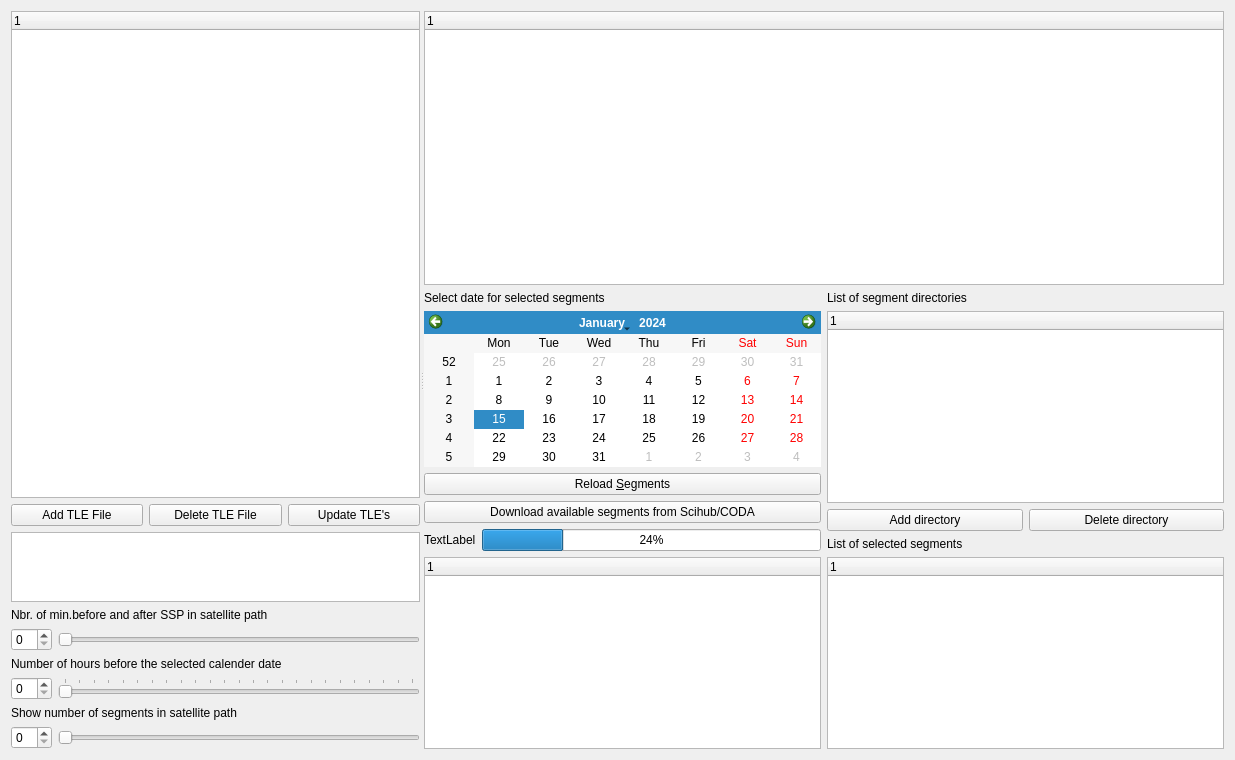
hvanruys/EUMETCastView, file core/formephem.ui: the form before one commit.
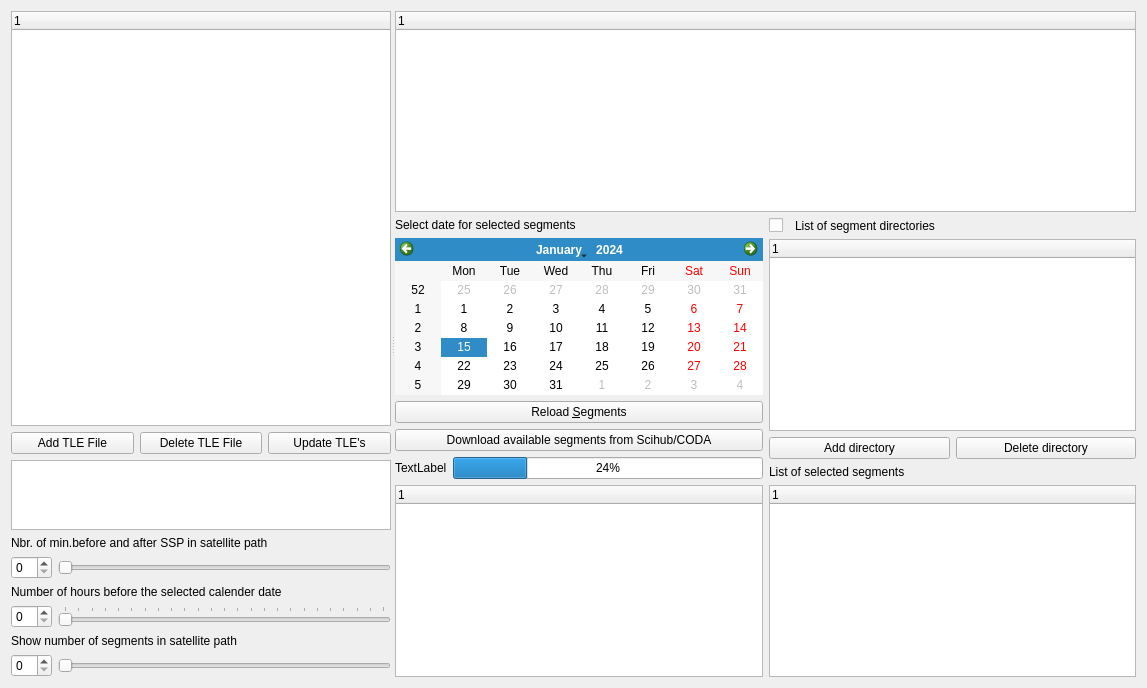
The form after the commit.

```diff
--- a/core/formephem.ui
+++ b/core/formephem.ui
@@ -6,14 +6,14 @@
    <rect>
     <x>0</x>
     <y>0</y>
-    <width>1235</width>
-    <height>760</height>
+    <width>1147</width>
+    <height>688</height>
    </rect>
   </property>
   <property name="windowTitle">
    <string>Form</string>
   </property>
-  <layout class="QHBoxLayout" name="horizontalLayout_8">
+  <layout class="QHBoxLayout" name="horizontalLayout_9">
    <item>
     <widget class="QSplitter" name="splitter">
      <property name="frameShadow">
@@ -184,6 +184,12 @@
       <layout class="QVBoxLayout" name="verticalLayout_2">
        <item>
         <widget class="QTreeWidget" name="satlisttreewidget">
+         <property name="maximumSize">
+          <size>
+           <width>16777215</width>
+           <height>300</height>
+          </size>
+         </property>
          <column>
           <property name="text">
            <string notr="true">1</string>
@@ -253,11 +259,28 @@
            <item>
             <layout class="QVBoxLayout" name="verticalLayout_4">
              <item>
+              <layout class="QHBoxLayout" name="horizontalLayout_8">
+               <item>
+                <widget class="QCheckBox" name="chkSelectAllDir">
+                 <property name="maximumSize">
+                  <size>
+                   <width>20</width>
+                   <height>16777215</height>
+                  </size>
+                 </property>
+                 <property name="text">
+                  <string/>
+                 </property>
+                </widget>
+               </item>
+               <item>
               <widget class="QLabel" name="label_3">
                <property name="text">
                 <string>List of segment directories</string>
                </property>
               </widget>
+               </item>
+              </layout>
              </item>
              <item>
               <widget class="QTreeWidget" name="segmentdirectorywidget">
```
Lines whose indentation alone changed are shown as unchanged.
